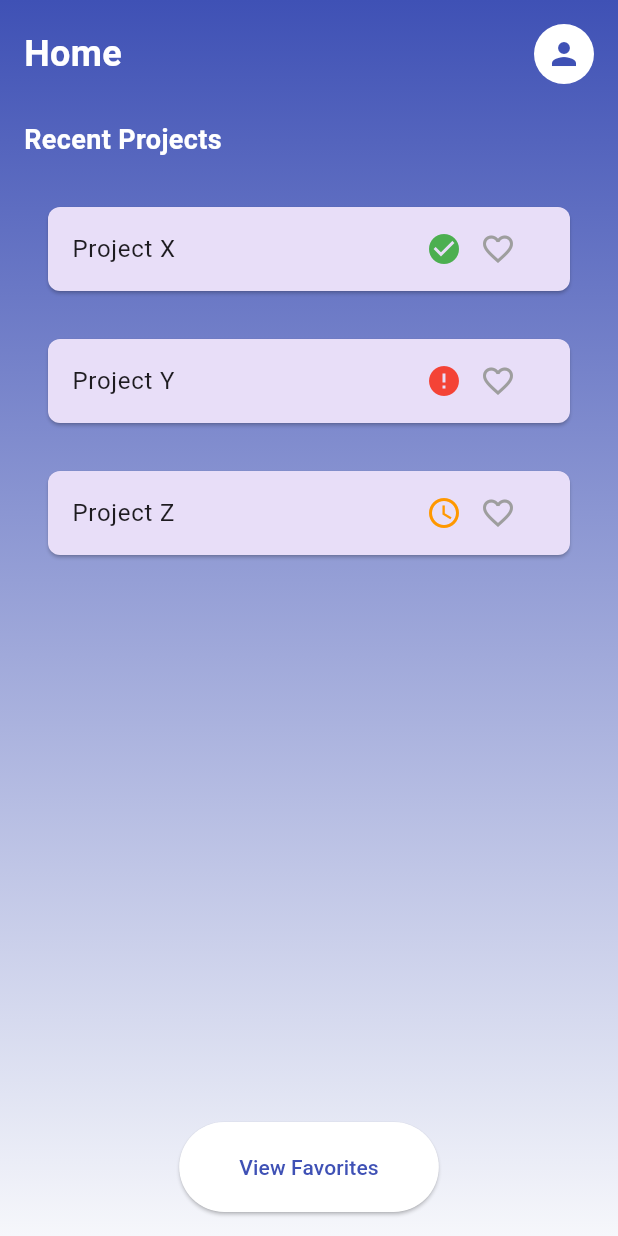
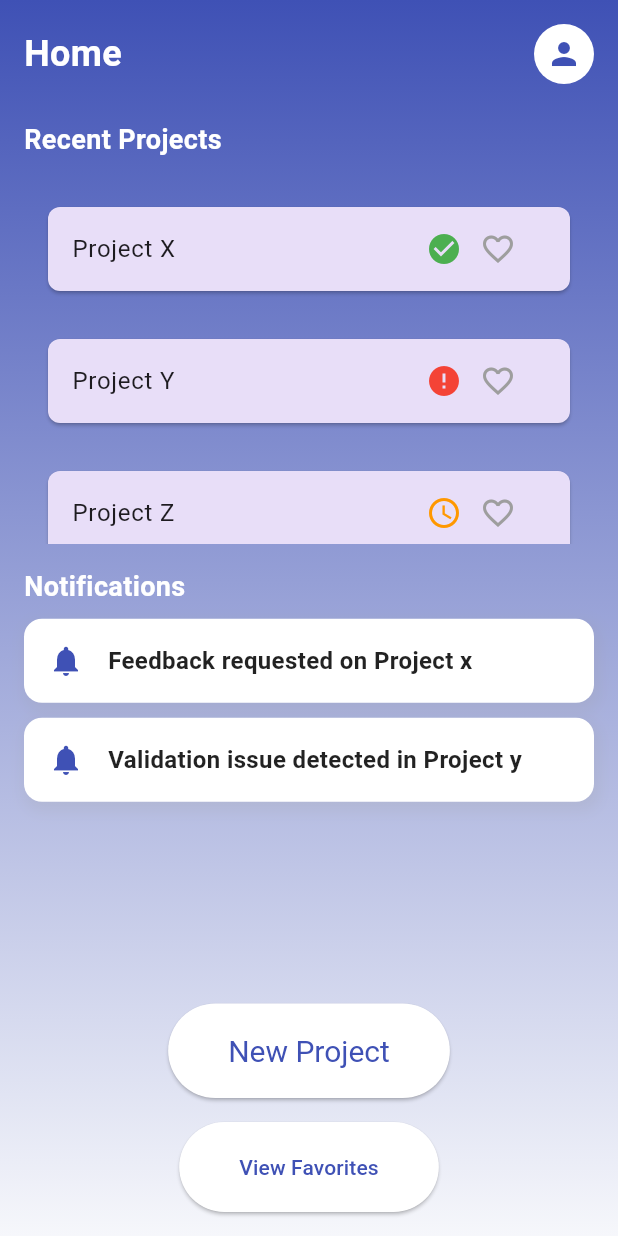
Before and after one commit to lailanabill/mobileproject, a Flutter app: the HomeScreen screen opened by its route, on a phone screen of 412 x 824 dp. Run offline on Flutter 3.47's test engine with Material 3 defaults, Android fonts, the phone set to English and light mode, and no system bars; our stand-ins replace animate_do, file_picker, permission_handler, speech_to_text; missing offline and left inert: animated_introduction.

Commit message:
Edits on home screen

```diff
--- a/reqbot/lib/screens/home_screen.dart
+++ b/reqbot/lib/screens/home_screen.dart
@@ -1,6 +1,7 @@
 import 'package:flutter/material.dart';
 import 'package:provider/provider.dart';
 import 'package:reqbot/providers/favorites_provider.dart';
+import 'package:reqbot/screens/project_name_input_screen.dart';
 
 class HomeScreen extends StatelessWidget {
   const HomeScreen({Key? key}) : super(key: key);
@@ -74,8 +75,62 @@ class HomeScreen extends StatelessWidget {
                       },
                     ),
                   ),
+
+                  // Notifications Section
+                  const SizedBox(height: 16),
+                  const Text(
+                    'Notifications',
+                    style: TextStyle(
+                      color: Colors.white,
+                      fontSize: 18,
+                      fontWeight: FontWeight.bold,
+                    ),
+                  ),
+                  const SizedBox(height: 8),
+                  Expanded(
+                    flex: 1,
+                    child: ListView(
+                      children: const [
+                        NotificationButton(
+                            message: 'Feedback requested on Project x'),
+                        SizedBox(height: 10),
+                        NotificationButton(
+                            message: 'Validation issue detected in Project y'),
+                      ],
+                    ),
+                  ),
+
+                  // Bottom Section - Buttons
+                  const SizedBox(height: 16),
                   Center(
-                    child: ElevatedButton(
+                    child: Column(
+                      children: [
+                        ElevatedButton(
+                          onPressed: () {
+                            // Navigate to the Project Name Input Screen
+                            Navigator.push(
+                              context,
+                              MaterialPageRoute(
+                                  builder: (context) =>
+                                      const ProjectNameInputScreen()),
+                            );
+                          },
+                          style: ElevatedButton.styleFrom(
+                            backgroundColor: Colors.white,
+                            padding: const EdgeInsets.symmetric(
+                                horizontal: 40, vertical: 20),
+                            textStyle: const TextStyle(
+                              fontSize: 20,
+                              color: Color(0xFF3F51B5),
+                            ),
+                          ),
+                          child: const Text(
+                            'New Project',
+                            style: TextStyle(color: Color(0xFF3F51B5)),
+                          ),
+                        ),
+                        const SizedBox(height: 16),
+                        ElevatedButton(
                           onPressed: () {
                             Navigator.pushNamed(context, '/FavoritesScreen');
                           },
@@ -88,6 +143,8 @@ class HomeScreen extends StatelessWidget {
                             'View Favorites',
                             style: TextStyle(color: Color(0xFF3F51B5)),
                           ),
+                        ),
+                      ],
                     ),
                   ),
                 ],
@@ -170,3 +227,53 @@ class AnimatedProjectCard extends StatelessWidget {
     );
   }
 }
+
+class NotificationButton extends StatelessWidget {
+  final String message;
+
+  const NotificationButton({required this.message});
+
+  @override
+  Widget build(BuildContext context) {
+    return InkWell(
+      onTap: () {
+        ScaffoldMessenger.of(context).showSnackBar(
+          SnackBar(content: Text('$message tapped')),
+        );
+      },
+      splashColor: Colors.blue.withOpacity(0.2),
+      borderRadius: BorderRadius.circular(12),
+      child: Container(
+        padding: const EdgeInsets.all(16),
+        decoration: BoxDecoration(
+          color: Colors.white,
+          borderRadius: BorderRadius.circular(12),
+          boxShadow: [
+            BoxShadow(
+              color: Colors.grey.withOpacity(0.2),
+              blurRadius: 8,
+              spreadRadius: 2,
+              offset: const Offset(2, 4),
+            ),
+          ],
+        ),
+        child: Row(
+          children: [
+            const Icon(Icons.notifications, color: Color(0xFF3F51B5)),
+            const SizedBox(width: 16),
+            Expanded(
+              child: Text(
+                message,
+                style: const TextStyle(
+                  color: Colors.black87,
+                  fontSize: 16,
+                  fontWeight: FontWeight.bold,
+                ),
+              ),
+            ),
+          ],
+        ),
+      ),
+    );
+  }
+}
```
Lines whose indentation alone changed are shown as unchanged.
